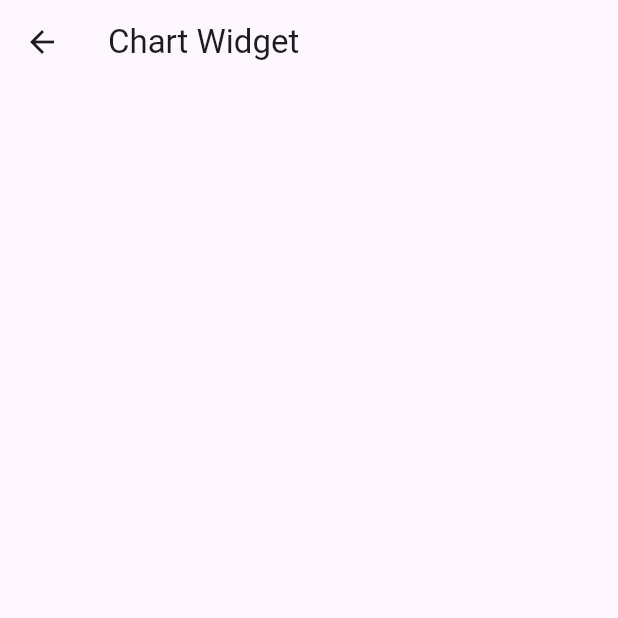
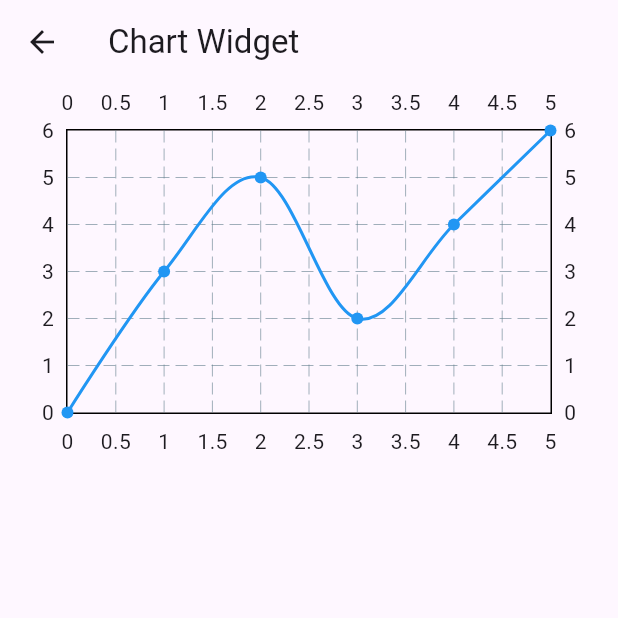
Before and after one commit to NehalPatel/sdjic_flutter, a Flutter app: the ChartPage screen opened directly, on a phone screen of 412 x 824 dp, the top half of it. Run offline on Flutter 3.47's test engine with Material 3 defaults, Android fonts, the phone set to English and light mode, and no system bars; drawn by our look-alikes of fl_chart; our stand-ins replace flutter_swiper_null_safety, fluttertoast, google_fonts.

Commit message:
chart page added.

```diff
--- a/lib/Screens/Section4/chart_page.dart
+++ b/lib/Screens/Section4/chart_page.dart
@@ -1,3 +1,4 @@
+import 'package:fl_chart/fl_chart.dart';
 import 'package:flutter/material.dart';
 
 class ChartPage extends StatelessWidget {
@@ -5,10 +6,38 @@ class ChartPage extends StatelessWidget {
 
   @override
   Widget build(BuildContext context) {
+
+    final List<FlSpot> data = [
+      FlSpot(0, 0), // Sunday (X = 0, Y = 0)
+      FlSpot(1, 3), // Monday (X = 1, Y = 3)
+      FlSpot(2, 5), // Tuesday (X = 2, Y = 5)
+      FlSpot(3, 2), // Wednesday (X = 3, Y = 2)
+      FlSpot(4, 4), // Thursday (X = 4, Y = 4)
+      FlSpot(5, 6), // Friday (X = 5, Y = 6)
+    ];
+
     return Scaffold(
       appBar: AppBar(
         title: const Text("Chart Widget"),
       ),
+      body: SizedBox(
+        height: 250,
+        child: LineChart(
+          LineChartData(
+            lineBarsData: [
+              LineChartBarData(
+                spots: data, // Our defined data list
+                isCurved: true, // Makes the line curved
+                color: Colors.blue, // Color of the line
+                barWidth: 2,
+              ),
+            ],
+            // backgroundColor: Colors.black
+            minX: 0,
+            minY: 0,
+          ),
+        ),
+      ),
     );
   }
 }
--- a/lib/Screens/home_page.dart
+++ b/lib/Screens/home_page.dart
@@ -234,12 +234,7 @@ class HomePage extends StatelessWidget {
                     ),
                     GestureDetector(
                       onTap: () {
-                        Fluttertoast.showToast(
-                            msg: "Coming Soon",
-                            toastLength: Toast.LENGTH_LONG,
-                            gravity: ToastGravity.BOTTOM,
-                            backgroundColor: Colors.red
-                        );
+                        Navigator.pushNamed(context, "/s4/chart");
                       },
                       child: const Card(
                         child: ListTile(
--- a/lib/main.dart
+++ b/lib/main.dart
@@ -61,6 +61,7 @@ class MyApp extends StatelessWidget {
         '/s3/tooltips' : (context) => const ToolTipsPage(),
         '/s4/toast' : (context) => const ToastPage(),
         '/s4/switch' : (context) => const SwitchPage(),
+        '/s4/chart' : (context) => const ChartPage(),
       },
       initialRoute: "/",
     );
--- a/pubspec.yaml
+++ b/pubspec.yaml
@@ -16,6 +16,7 @@ dependencies:
   google_fonts: ^4.0.3
   flutter_swiper_null_safety: ^1.0.2
   fluttertoast: ^8.2.1
+  fl_chart: ^0.67.0
 
 dev_dependencies:
   flutter_test:
```
Also changed, not shown: pubspec.lock.
